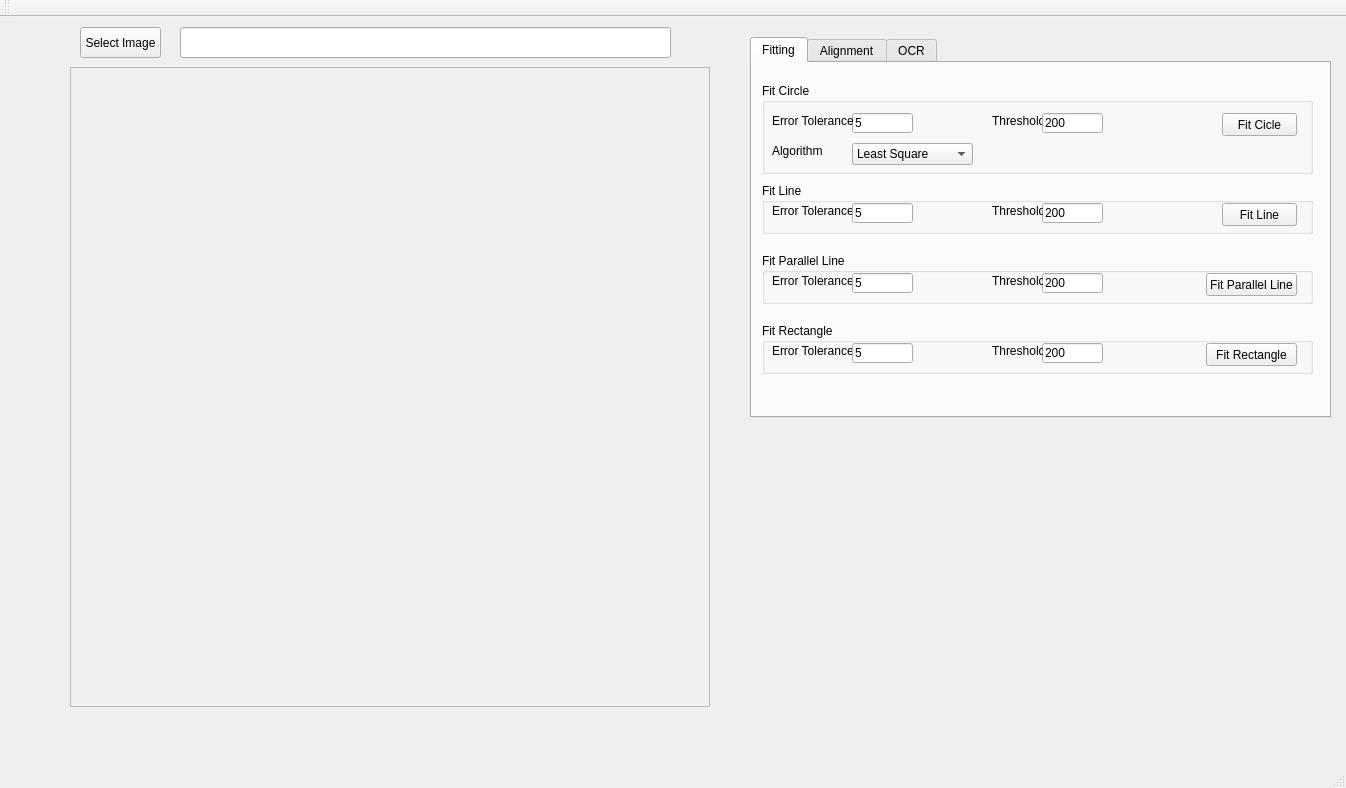
Old version of the form VisionWidget/visionwidget.ui in the repository hceng123/VisionLibrary.
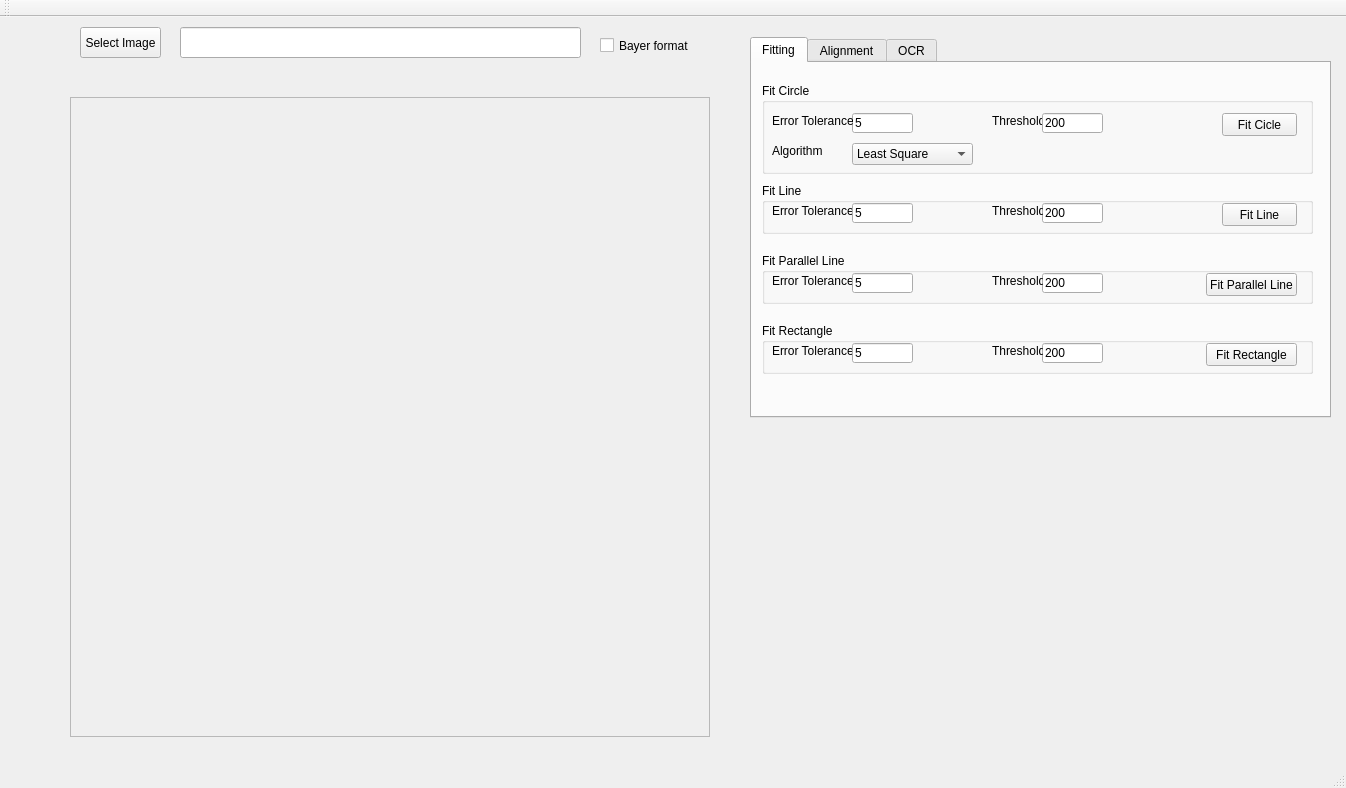
New version of the form. Custom widgets are drawn as their Qt base class.

Commit message:
Support load bayer format image.
Support load bayer format image.

Diff of the .ui file:
```diff
--- a/VisionWidget/visionwidget.ui
+++ b/VisionWidget/visionwidget.ui
@@ -18,7 +18,7 @@
     <property name="geometry">
      <rect>
       <x>70</x>
-      <y>50</y>
+      <y>80</y>
       <width>640</width>
       <height>640</height>
      </rect>
@@ -48,7 +48,7 @@
      <rect>
       <x>180</x>
       <y>10</y>
-      <width>491</width>
+      <width>401</width>
       <height>31</height>
      </rect>
     </property>
@@ -57,7 +57,7 @@
     <property name="geometry">
      <rect>
       <x>10</x>
-      <y>50</y>
+      <y>90</y>
       <width>50</width>
       <height>461</height>
      </rect>
@@ -645,6 +645,19 @@
      </widget>
     </widget>
    </widget>
+   <widget class="QCheckBox" name="checkBoxByerFormat">
+    <property name="geometry">
+     <rect>
+      <x>600</x>
+      <y>20</y>
+      <width>91</width>
+      <height>17</height>
+     </rect>
+    </property>
+    <property name="text">
+     <string>Bayer format</string>
+    </property>
+   </widget>
   </widget>
   <widget class="QMenuBar" name="menuBar">
    <property name="geometry">
```
The commit also changes 3 other files.
